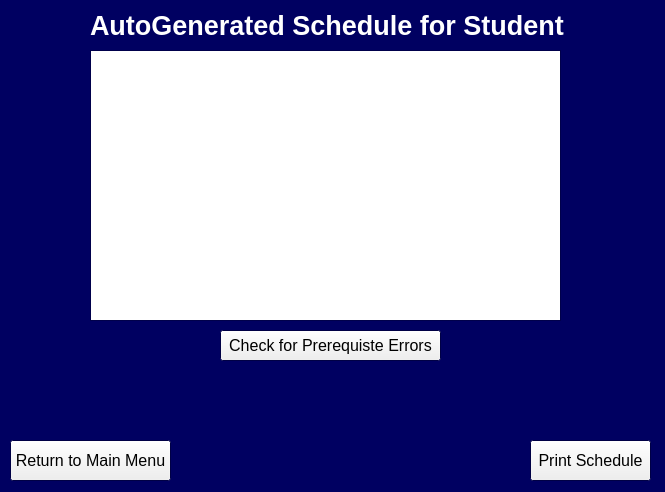
This is UI_code/Project_Output_GUI_QT.ui in MrReBot/CPSC_4175_Course_Project as Qt 5 draws it before an edit. The edited form follows.
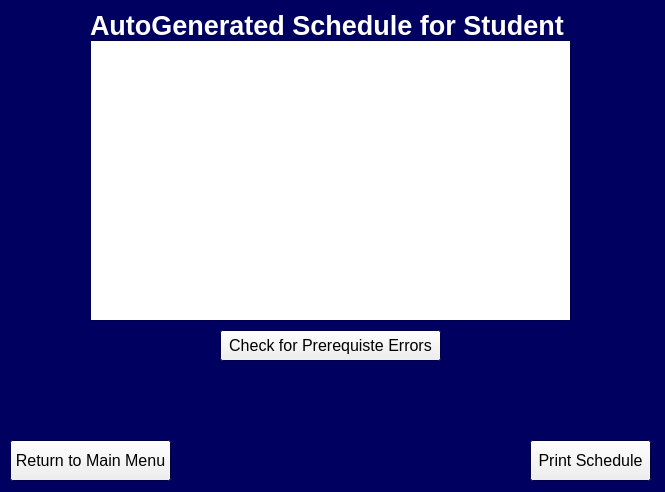
This is the edited form.

Commit message: Updated UI. Starting work on loading test-Excel file.

```diff
--- a/UI_code/Project_Output_GUI_QT.ui
+++ b/UI_code/Project_Output_GUI_QT.ui
@@ -135,21 +135,6 @@
     <string>AutoGenerated Schedule for Student</string>
    </property>
   </widget>
-  <widget class="QTextBrowser" name="SchedulerOutput_txtbx">
-   <property name="geometry">
-    <rect>
-     <x>90</x>
-     <y>50</y>
-     <width>471</width>
-     <height>271</height>
-    </rect>
-   </property>
-   <property name="font">
-    <font>
-     <family>Arial</family>
-    </font>
-   </property>
-  </widget>
   <widget class="QPushButton" name="Return_btn">
    <property name="geometry">
     <rect>
@@ -207,6 +192,16 @@
     <string>Check for Prerequiste Errors</string>
    </property>
   </widget>
+  <widget class="QTableWidget" name="SchedulerOutput_tbl">
+   <property name="geometry">
+    <rect>
+     <x>90</x>
+     <y>40</y>
+     <width>481</width>
+     <height>281</height>
+    </rect>
+   </property>
+  </widget>
  </widget>
  <resources/>
  <connections/>
```
The commit also changes 5 other files.
